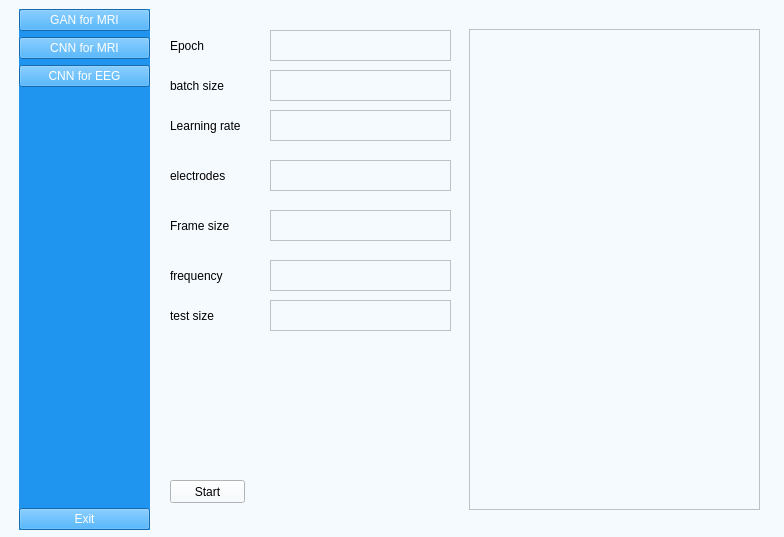
Before: the Qt Designer form UI_projekt.ui in Jacek-Lal/ADHD-Recognition, drawn with Qt 5.
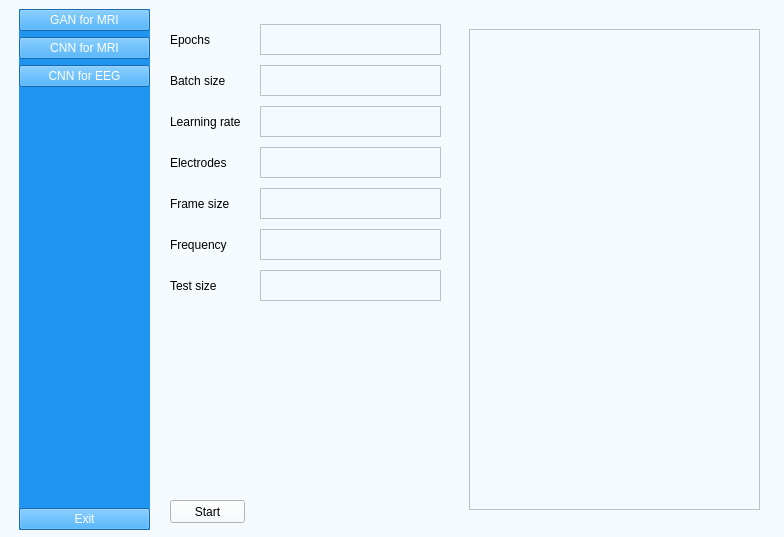
After: the same form once the commit is applied.

```diff
--- a/UI_projekt.ui
+++ b/UI_projekt.ui
@@ -130,57 +130,11 @@
       </property>
      </widget>
     </widget>
-    <widget class="QLabel" name="label_2">
+    <widget class="QPushButton" name="startButton">
      <property name="geometry">
       <rect>
        <x>10</x>
-       <y>60</y>
-       <width>91</width>
-       <height>31</height>
-      </rect>
-     </property>
-     <property name="text">
-      <string>batch size</string>
-     </property>
-    </widget>
-    <widget class="QTextEdit" name="textEdit">
-     <property name="geometry">
-      <rect>
-       <x>110</x>
-       <y>20</y>
-       <width>181</width>
-       <height>31</height>
-      </rect>
-     </property>
-    </widget>
-    <widget class="QTextEdit" name="textEdit_2">
-     <property name="geometry">
-      <rect>
-       <x>110</x>
-       <y>60</y>
-       <width>181</width>
-       <height>31</height>
-      </rect>
-     </property>
-    </widget>
-    <widget class="QLabel" name="label_3">
-     <property name="geometry">
-      <rect>
-       <x>10</x>
-       <y>20</y>
-       <width>91</width>
-       <height>31</height>
-      </rect>
-     </property>
-     <property name="text">
-      <string>Epoch</string>
-     </property>
-    </widget>
-    <widget class="QPushButton" name="pushButton_5">
-     <property name="geometry">
-      <rect>
-       <x>10</x>
-       <y>470</y>
+       <y>490</y>
        <width>75</width>
        <height>23</height>
       </rect>
@@ -189,120 +143,206 @@
       <string>Start</string>
      </property>
     </widget>
-    <widget class="QLabel" name="label_4">
+    <widget class="QWidget" name="widget_2" native="true">
      <property name="geometry">
       <rect>
        <x>10</x>
-       <y>100</y>
-       <width>91</width>
-       <height>31</height>
+       <y>10</y>
+       <width>271</width>
+       <height>285</height>
       </rect>
      </property>
+     <layout class="QVBoxLayout" name="verticalLayout_4">
+      <item>
+       <layout class="QHBoxLayout" name="horizontalLayout">
+        <item>
+         <widget class="QLabel" name="epochs">
+          <property name="text">
+           <string>Epochs</string>
+          </property>
+         </widget>
+        </item>
+        <item>
+         <widget class="QTextEdit" name="textEdit_epochs">
+          <property name="minimumSize">
+           <size>
+            <width>181</width>
+            <height>31</height>
+           </size>
+          </property>
+          <property name="maximumSize">
+           <size>
+            <width>181</width>
+            <height>31</height>
+           </size>
+          </property>
+         </widget>
+        </item>
+       </layout>
+      </item>
+      <item>
+       <layout class="QHBoxLayout" name="horizontalLayout_2">
+        <item>
+         <widget class="QLabel" name="batch_size">
+          <property name="text">
+           <string>Batch size</string>
+          </property>
+         </widget>
+        </item>
+        <item>
+         <widget class="QTextEdit" name="textEdit_batch_size">
+          <property name="minimumSize">
+           <size>
+            <width>181</width>
+            <height>31</height>
+           </size>
+          </property>
+          <property name="maximumSize">
+           <size>
+            <width>181</width>
+            <height>31</height>
+           </size>
+          </property>
+         </widget>
+        </item>
+       </layout>
+      </item>
+      <item>
+       <layout class="QHBoxLayout" name="horizontalLayout_3">
+        <item>
+         <widget class="QLabel" name="learning_rate">
      <property name="text">
       <string>Learning rate</string>
      </property>
     </widget>
-    <widget class="QTextEdit" name="textEdit_4">
-     <property name="geometry">
-      <rect>
-       <x>110</x>
-       <y>100</y>
+        </item>
+        <item>
+         <widget class="QTextEdit" name="textEdit_learning_rate">
+          <property name="minimumSize">
+           <size>
        <width>181</width>
        <height>31</height>
-      </rect>
-     </property>
-    </widget>
-    <widget class="QLabel" name="label_5">
-     <property name="geometry">
-      <rect>
-       <x>10</x>
-       <y>150</y>
-       <width>91</width>
-       <height>31</height>
-      </rect>
-     </property>
+           </size>
+          </property>
+          <property name="maximumSize">
+           <size>
+            <width>181</width>
+            <height>31</height>
+           </size>
+          </property>
+         </widget>
+        </item>
+       </layout>
+      </item>
+      <item>
+       <layout class="QHBoxLayout" name="horizontalLayout_4">
+        <item>
+         <widget class="QLabel" name="electrodes">
      <property name="text">
-      <string>electrodes</string>
-     </property>
-    </widget>
-    <widget class="QTextEdit" name="textEdit_5">
-     <property name="geometry">
-      <rect>
-       <x>110</x>
-       <y>150</y>
+           <string>Electrodes</string>
+          </property>
+         </widget>
+        </item>
+        <item>
+         <widget class="QTextEdit" name="textEdit_electrodes">
+          <property name="minimumSize">
+           <size>
        <width>181</width>
        <height>31</height>
-      </rect>
-     </property>
-    </widget>
-    <widget class="QLabel" name="label_6">
-     <property name="geometry">
-      <rect>
-       <x>10</x>
-       <y>200</y>
-       <width>91</width>
+           </size>
+          </property>
+          <property name="maximumSize">
+           <size>
+            <width>181</width>
        <height>31</height>
-      </rect>
-     </property>
+           </size>
+          </property>
+         </widget>
+        </item>
+       </layout>
+      </item>
+      <item>
+       <layout class="QHBoxLayout" name="horizontalLayout_5">
+        <item>
+         <widget class="QLabel" name="frame_size">
      <property name="text">
       <string>Frame size</string>
      </property>
     </widget>
-    <widget class="QTextEdit" name="textEdit_6">
-     <property name="geometry">
-      <rect>
-       <x>110</x>
-       <y>200</y>
+        </item>
+        <item>
+         <widget class="QTextEdit" name="textEdit_frame_size">
+          <property name="minimumSize">
+           <size>
        <width>181</width>
        <height>31</height>
-      </rect>
-     </property>
-    </widget>
-    <widget class="QLabel" name="label_7">
-     <property name="geometry">
-      <rect>
-       <x>10</x>
-       <y>250</y>
-       <width>91</width>
+           </size>
+          </property>
+          <property name="maximumSize">
+           <size>
+            <width>181</width>
        <height>31</height>
-      </rect>
-     </property>
+           </size>
+          </property>
+         </widget>
+        </item>
+       </layout>
+      </item>
+      <item>
+       <layout class="QHBoxLayout" name="horizontalLayout_6">
+        <item>
+         <widget class="QLabel" name="frequency">
      <property name="text">
-      <string>frequency</string>
-     </property>
-    </widget>
-    <widget class="QTextEdit" name="textEdit_7">
-     <property name="geometry">
-      <rect>
-       <x>110</x>
-       <y>250</y>
+           <string>Frequency</string>
+          </property>
+         </widget>
+        </item>
+        <item>
+         <widget class="QTextEdit" name="textEdit_frequency">
+          <property name="minimumSize">
+           <size>
        <width>181</width>
        <height>31</height>
-      </rect>
-     </property>
-    </widget>
-    <widget class="QLabel" name="label_8">
-     <property name="geometry">
-      <rect>
-       <x>10</x>
-       <y>290</y>
-       <width>91</width>
+           </size>
+          </property>
+          <property name="maximumSize">
+           <size>
+            <width>181</width>
        <height>31</height>
-      </rect>
-     </property>
+           </size>
+          </property>
+         </widget>
+        </item>
+       </layout>
+      </item>
+      <item>
+       <layout class="QHBoxLayout" name="horizontalLayout_7">
+        <item>
+         <widget class="QLabel" name="test_size">
      <property name="text">
-      <string>test size</string>
-     </property>
-    </widget>
-    <widget class="QTextEdit" name="textEdit_8">
-     <property name="geometry">
-      <rect>
-       <x>110</x>
-       <y>290</y>
+           <string>Test size</string>
+          </property>
+         </widget>
+        </item>
+        <item>
+         <widget class="QTextEdit" name="textEdit">
+          <property name="minimumSize">
+           <size>
        <width>181</width>
        <height>31</height>
-      </rect>
-     </property>
+           </size>
+          </property>
+          <property name="maximumSize">
+           <size>
+            <width>181</width>
+            <height>31</height>
+           </size>
+          </property>
+         </widget>
+        </item>
+       </layout>
+      </item>
+     </layout>
     </widget>
    </widget>
   </widget>
```
Left out of the diff: 10 changed lines with no effect on the pictures. Lines whose indentation alone changed are shown as unchanged.
